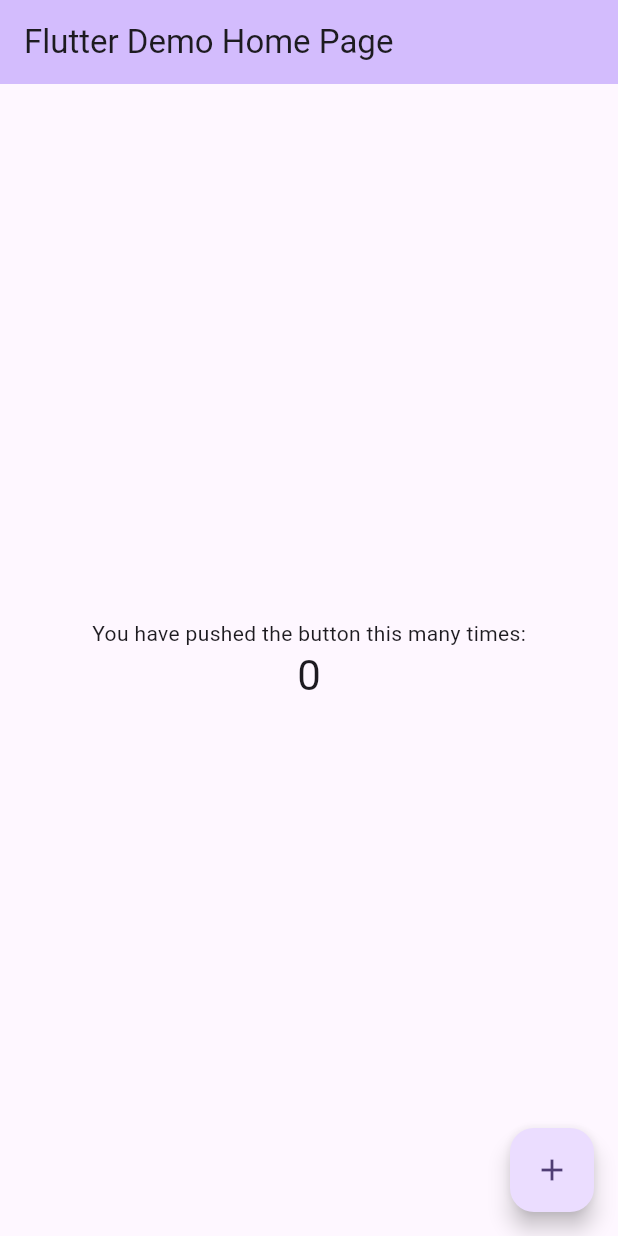
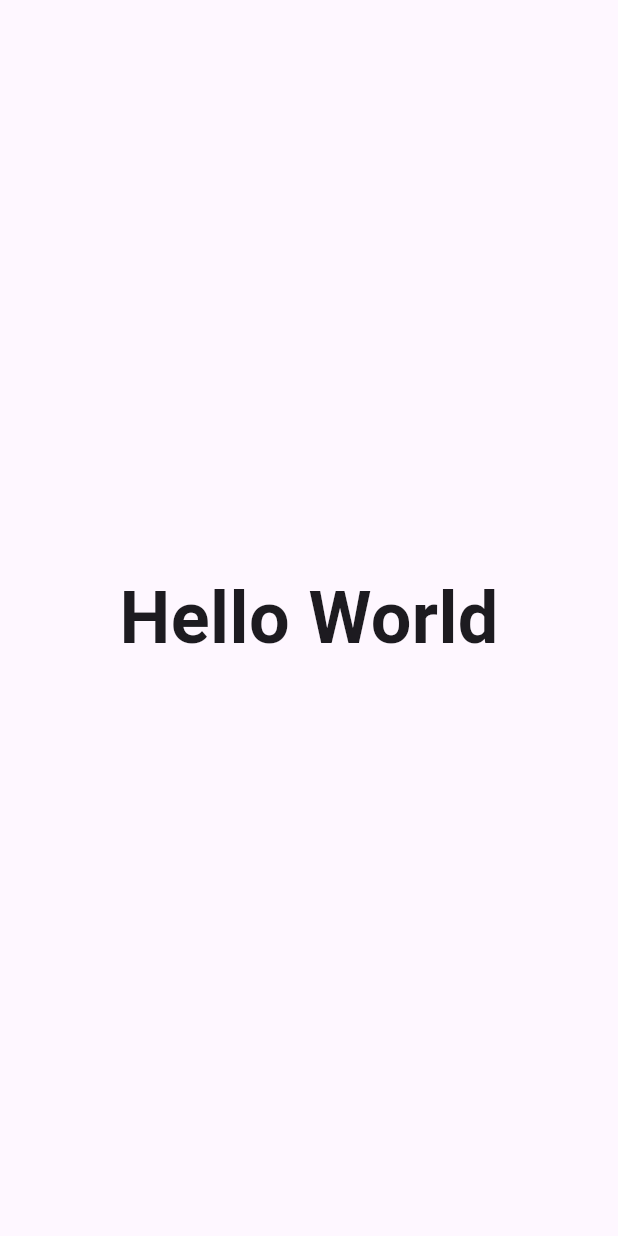
Before and after one commit to jhh78/address_converter, a Flutter app: the screen it shows after launch, on a phone screen of 412 x 824 dp. Run offline on Flutter 3.47's test engine with Material 3 defaults, Android fonts, the phone set to English and light mode, and no system bars.

Commit message:
로그화면 이전 작성

```diff
--- /dev/null
+++ b/lib/core/logo.dart
@@ -0,0 +1,20 @@
+import 'package:flutter/material.dart';
+
+class LogoPage extends StatelessWidget {
+  const LogoPage({Key? key}) : super(key: key);
+
+  @override
+  Widget build(BuildContext context) {
+    return Container(
+      height: MediaQuery.of(context).size.height,
+      decoration: const BoxDecoration(
+        color: Colors.deepPurple,
+      ),
+      child: const FadeInImage(
+        placeholder: AssetImage('assets/images/empty.png'),
+        image: AssetImage('assets/images/logo.png'),
+        fit: BoxFit.contain,
+      ),
+    );
+  }
+}
--- /dev/null
+++ b/lib/home.dart
@@ -0,0 +1,26 @@
+import 'package:flutter/material.dart';
+
+class Home extends StatefulWidget {
+  const Home({Key? key}) : super(key: key);
+
+  @override
+  State<Home> createState() => _HomeState();
+}
+
+class _HomeState extends State<Home> {
+  @override
+  Widget build(BuildContext context) {
+    return const Center(
+        child: Scaffold(
+      body: Center(
+        child: Text(
+          'Hello World',
+          style: TextStyle(
+            fontSize: 48,
+            fontWeight: FontWeight.bold,
+          ),
+        ),
+      ),
+    ));
+  }
+}
--- a/lib/main.dart
+++ b/lib/main.dart
@@ -1,125 +1,43 @@
+import 'dart:async';
+
 import 'package:flutter/material.dart';
+import 'package:flutter_core/core/logo.dart';
+import 'package:flutter_core/home.dart';
 
 void main() {
-  runApp(const MyApp());
+  runApp(const MaterialApp(home: MyApp()));
 }
 
-class MyApp extends StatelessWidget {
+class MyApp extends StatefulWidget {
   const MyApp({super.key});
 
-  // This widget is the root of your application.
   @override
-  Widget build(BuildContext context) {
-    return MaterialApp(
-      title: 'Flutter Demo',
-      theme: ThemeData(
-        // This is the theme of your application.
-        //
-        // TRY THIS: Try running your application with "flutter run". You'll see
-        // the application has a blue toolbar. Then, without quitting the app,
-        // try changing the seedColor in the colorScheme below to Colors.green
-        // and then invoke "hot reload" (save your changes or press the "hot
-        // reload" button in a Flutter-supported IDE, or press "r" if you used
-        // the command line to start the app).
-        //
-        // Notice that the counter didn't reset back to zero; the application
-        // state is not lost during the reload. To reset the state, use hot
-        // restart instead.
-        //
-        // This works for code too, not just values: Most code changes can be
-        // tested with just a hot reload.
-        colorScheme: ColorScheme.fromSeed(seedColor: Colors.deepPurple),
-        useMaterial3: true,
-      ),
-      home: const MyHomePage(title: 'Flutter Demo Home Page'),
-    );
-  }
+  State<MyApp> createState() => _MyAppState();
 }
 
-class MyHomePage extends StatefulWidget {
-  const MyHomePage({super.key, required this.title});
-
-  // This widget is the home page of your application. It is stateful, meaning
-  // that it has a State object (defined below) that contains fields that affect
-  // how it looks.
-
-  // This class is the configuration for the state. It holds the values (in this
-  // case the title) provided by the parent (in this case the App widget) and
-  // used by the build method of the State. Fields in a Widget subclass are
-  // always marked "final".
-
-  final String title;
+class _MyAppState extends State<MyApp> {
+  bool isLogoPage = true;
 
   @override
-  State<MyHomePage> createState() => _MyHomePageState();
-}
-
-class _MyHomePageState extends State<MyHomePage> {
-  int _counter = 0;
-
-  void _incrementCounter() {
-    setState(() {
-      // This call to setState tells the Flutter framework that something has
-      // changed in this State, which causes it to rerun the build method below
-      // so that the display can reflect the updated values. If we changed
-      // _counter without calling setState(), then the build method would not be
-      // called again, and so nothing would appear to happen.
-      _counter++;
+  void initState() {
+    super.initState();
+    Timer(const Duration(seconds: 3), () {
+      setState(() {
+        isLogoPage = false;
+      });
     });
   }
 
   @override
   Widget build(BuildContext context) {
-    // This method is rerun every time setState is called, for instance as done
-    // by the _incrementCounter method above.
-    //
-    // The Flutter framework has been optimized to make rerunning build methods
-    // fast, so that you can just rebuild anything that needs updating rather
-    // than having to individually change instances of widgets.
-    return Scaffold(
-      appBar: AppBar(
-        // TRY THIS: Try changing the color here to a specific color (to
-        // Colors.amber, perhaps?) and trigger a hot reload to see the AppBar
-        // change color while the other colors stay the same.
-        backgroundColor: Theme.of(context).colorScheme.inversePrimary,
-        // Here we take the value from the MyHomePage object that was created by
-        // the App.build method, and use it to set our appbar title.
-        title: Text(widget.title),
+    return MaterialApp(
+      title: 'Flutter Demo',
+      showSemanticsDebugger: false,
+      theme: ThemeData(
+        colorScheme: ColorScheme.fromSeed(seedColor: Colors.deepPurple),
+        useMaterial3: true,
       ),
-      body: Center(
-        // Center is a layout widget. It takes a single child and positions it
-        // in the middle of the parent.
-        child: Column(
-          // Column is also a layout widget. It takes a list of children and
-          // arranges them vertically. By default, it sizes itself to fit its
-          // children horizontally, and tries to be as tall as its parent.
-          //
-          // Column has various properties to control how it sizes itself and
-          // how it positions its children. Here we use mainAxisAlignment to
-          // center the children vertically; the main axis here is the vertical
-          // axis because Columns are vertical (the cross axis would be
-          // horizontal).
-          //
-          // TRY THIS: Invoke "debug painting" (choose the "Toggle Debug Paint"
-          // action in the IDE, or press "p" in the console), to see the
-          // wireframe for each widget.
-          mainAxisAlignment: MainAxisAlignment.center,
-          children: <Widget>[
-            const Text(
-              'You have pushed the button this many times:',
-            ),
-            Text(
-              '$_counter',
-              style: Theme.of(context).textTheme.headlineMedium,
-            ),
-          ],
-        ),
-      ),
-      floatingActionButton: FloatingActionButton(
-        onPressed: _incrementCounter,
-        tooltip: 'Increment',
-        child: const Icon(Icons.add),
-      ), // This trailing comma makes auto-formatting nicer for build methods.
+      home: isLogoPage ? const LogoPage() : const Home(),
     );
   }
 }
```
Also changed, not shown: pubspec.yaml (+50 -48 lines), assets/images/empty.png (added), assets/images/logo.png (renamed from assets/image/logo.png).
